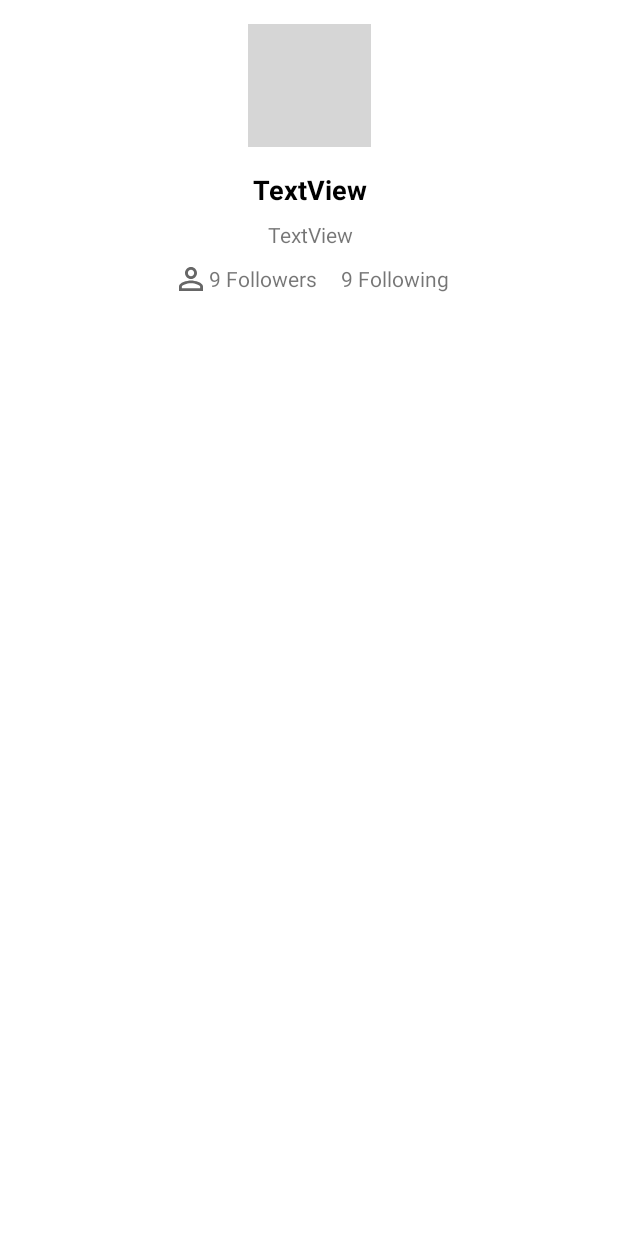
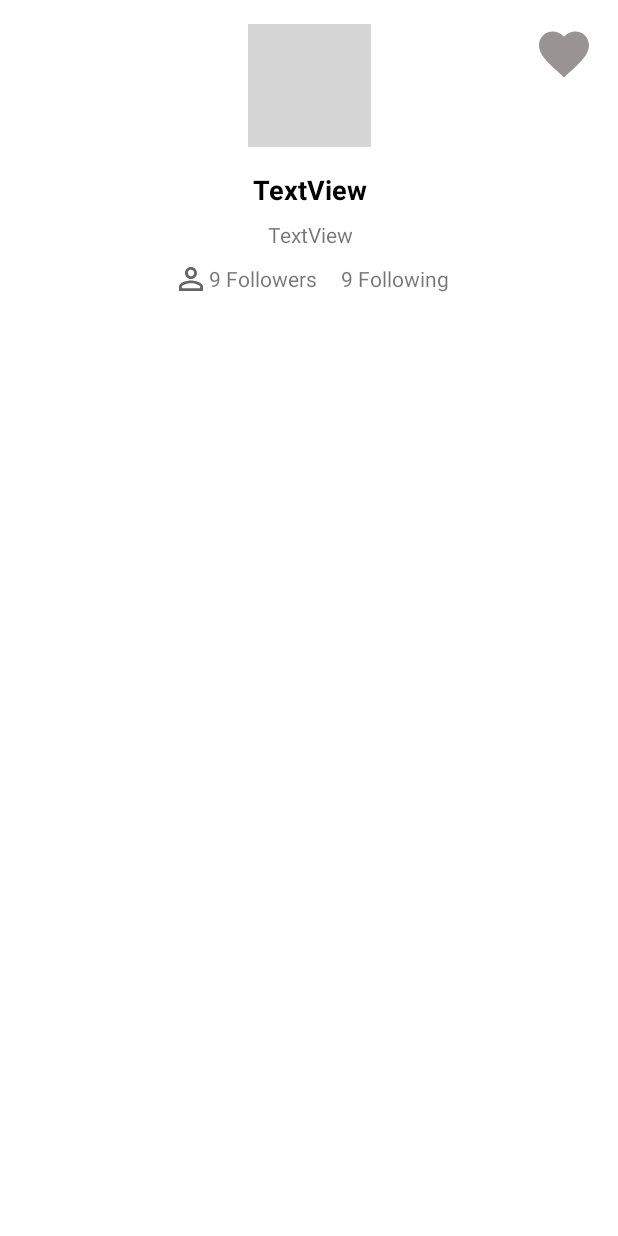
Before and after one commit to muhammadfarros12/Github-App, an Android app: the layout activity_detail_user.xml on its own in the app's theme, with its tools: preview values and no code run, on a phone screen of 412 x 824 dp. Run offline under Robolectric (Android 15) with nearby library versions, the phone set to English and light mode, and no system bars; plain views replace RoundedImageView; grey boxes are pictures that could not be loaded.

Commit message:
fitur favorite [farros]

```diff
--- a/app/src/main/java/com/farroos/githubapp/api/Api.kt
+++ b/app/src/main/java/com/farroos/githubapp/api/Api.kt
@@ -11,7 +11,7 @@ import retrofit2.http.Query
 
 interface Api {
 
-//    @Headers("Authorization: token github")
+//    @Headers("Authorization: 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")
 //    dihapus dikarenakan udah diwakili di Object RetrofitClient
     @GET("search/users")
     fun getSearchUsers(
--- a/app/src/main/java/com/farroos/githubapp/api/RetrofitClient.kt
+++ b/app/src/main/java/com/farroos/githubapp/api/RetrofitClient.kt
@@ -7,7 +7,7 @@ import java.util.concurrent.TimeUnit
 
 object RetrofitClient {
     private const val BASE_URL = "https://api.github.com/"
-    private const val API_KEY = "Masukkan Token anda"
+    private const val API_KEY = "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"
 
     // Code dibawah digunakan untuk menghadle network
     private val client by lazy {
--- a/app/src/main/java/com/farroos/githubapp/ui/main/MainActivity.kt
+++ b/app/src/main/java/com/farroos/githubapp/ui/main/MainActivity.kt
@@ -31,6 +31,7 @@ class MainActivity : AppCompatActivity() {
             override fun onItemClicked(data: User) {
                 Intent(this@MainActivity, DetailUserActivity::class.java).also {
                     it.putExtra(DetailUserActivity.EXTRA_USERNAME, data.login)
+                    it.putExtra(DetailUserActivity.EXTRA_ID, data.id)
                     startActivity(it)
                 }
             }
--- /dev/null
+++ b/app/src/main/res/drawable/favorite_toogle.xml
@@ -0,0 +1,9 @@
+<?xml version="1.0" encoding="utf-8"?>
+<selector xmlns:android="http://schemas.android.com/apk/res/android">
+
+    <item android:drawable="@drawable/ic_favorite_red"
+        android:state_checked="true"/>
+    <item android:drawable="@drawable/ic_favorite_grey"
+        android:state_checked="false"/>
+
+</selector>
--- /dev/null
+++ b/app/src/main/res/drawable/ic_favorite_grey.xml
@@ -0,0 +1,5 @@
+<vector android:height="24dp" android:tint="#999393"
+    android:viewportHeight="24" android:viewportWidth="24"
+    android:width="24dp" xmlns:android="http://schemas.android.com/apk/res/android">
+    <path android:fillColor="@android:color/white" android:pathData="M12,21.35l-1.45,-1.32C5.4,15.36 2,12.28 2,8.5 2,5.42 4.42,3 7.5,3c1.74,0 3.41,0.81 4.5,2.09C13.09,3.81 14.76,3 16.5,3 19.58,3 22,5.42 22,8.5c0,3.78 -3.4,6.86 -8.55,11.54L12,21.35z"/>
+</vector>
--- /dev/null
+++ b/app/src/main/res/drawable/ic_favorite_red.xml
@@ -0,0 +1,5 @@
+<vector android:height="24dp" android:tint="#FF0000"
+    android:viewportHeight="24" android:viewportWidth="24"
+    android:width="24dp" xmlns:android="http://schemas.android.com/apk/res/android">
+    <path android:fillColor="@android:color/white" android:pathData="M12,21.35l-1.45,-1.32C5.4,15.36 2,12.28 2,8.5 2,5.42 4.42,3 7.5,3c1.74,0 3.41,0.81 4.5,2.09C13.09,3.81 14.76,3 16.5,3 19.58,3 22,5.42 22,8.5c0,3.78 -3.4,6.86 -8.55,11.54L12,21.35z"/>
+</vector>
--- a/app/src/main/res/layout/activity_detail_user.xml
+++ b/app/src/main/res/layout/activity_detail_user.xml
@@ -89,4 +89,17 @@
         app:layout_constraintEnd_toEndOf="parent"
         app:layout_constraintStart_toStartOf="parent"
         app:layout_constraintTop_toBottomOf="@+id/tabs" />
+
+    <ToggleButton
+        android:id="@+id/tgl_favorite"
+        android:layout_width="40dp"
+        android:layout_height="40dp"
+        android:textOn=""
+        android:background="@drawable/favorite_toogle"
+        android:textOff=""
+        android:focusableInTouchMode="false"
+        android:layout_marginTop="16dp"
+        android:layout_marginEnd="16dp"
+        app:layout_constraintEnd_toEndOf="parent"
+        app:layout_constraintTop_toTopOf="parent" />
 </androidx.constraintlayout.widget.ConstraintLayout>
```
Also changed, not shown: app/build.gradle (+9 -0 lines), app/src/main/java/com/farroos/githubapp/data/local/FavoriteUser.kt (added, +12 -0 lines), app/src/main/java/com/farroos/githubapp/data/local/FavoriteUserDao.kt (added, +21 -0 lines), app/src/main/java/com/farroos/githubapp/data/local/UserDatabase.kt (added, +28 -0 lines), app/src/main/java/com/farroos/githubapp/ui/detail/DetailUserActivity.kt (+35 -2 lines), app/src/main/java/com/farroos/githubapp/ui/detail/viewmodel/DetailUserViewModel.kt (+36 -2 lines).
